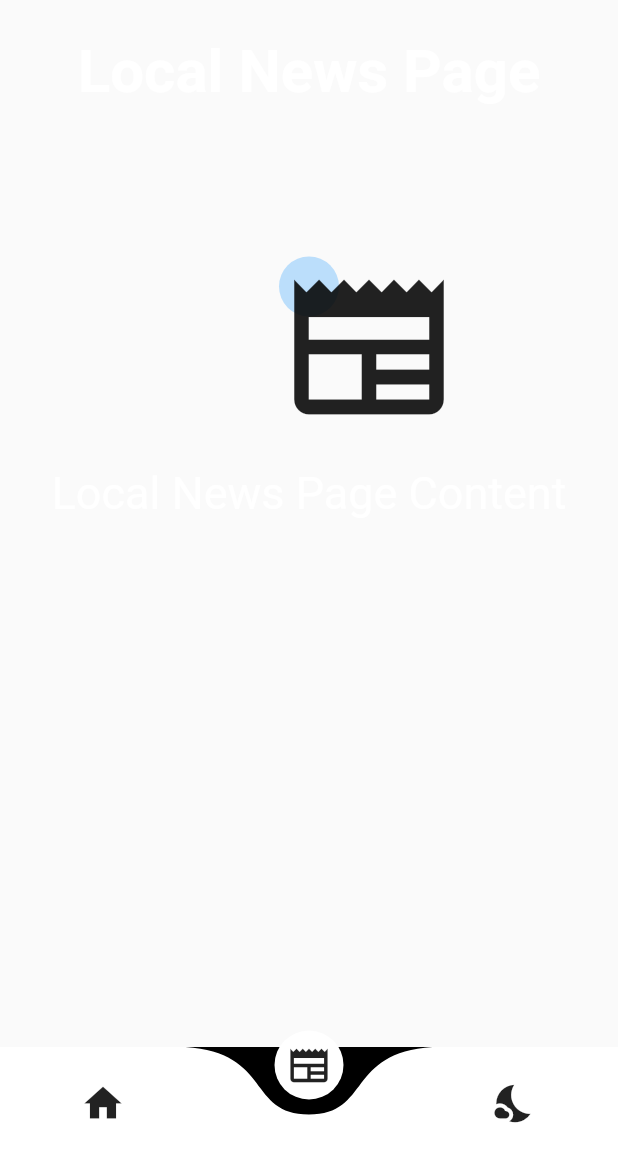
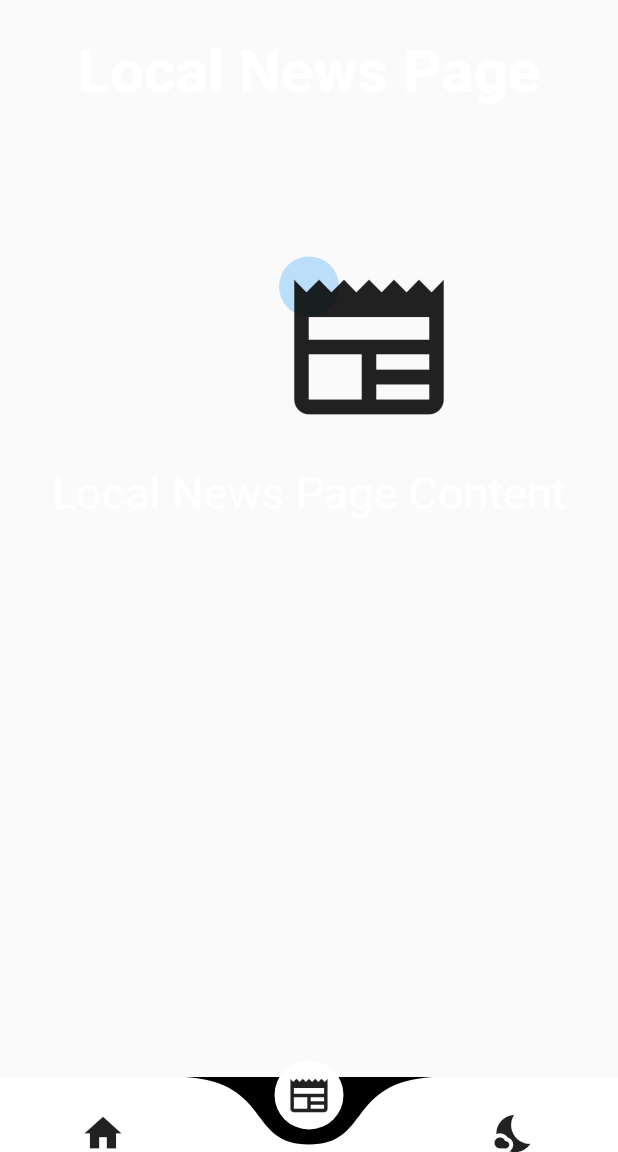
Before and after one commit to GROURP11/G11-NEWS, a Flutter app: the screen it shows after launch, on a phone screen of 412 x 824 dp, the part 84-1236 px from its top. Run offline on Flutter 3.47's test engine with Material 2 defaults, Android fonts, the phone set to English and light mode, and no system bars; drawn by our look-alikes of curved_navigation_bar; our stand-ins replace animated_splash_screen, cached_network_image, webview_flutter; missing offline and left inert: webview_flutter_android.

Commit message:
commit 6

```diff
--- a/lib/main.dart
+++ b/lib/main.dart
@@ -1,5 +1,6 @@
 import 'package:flutter/material.dart';
-import 'package:news1/views/home.dart';
+import '/views/home.dart';
+import 'package:animated_splash_screen/animated_splash_screen.dart';
 
 void main() {
   runApp(const MyApp());
@@ -12,11 +13,15 @@
   @override
   Widget build(BuildContext context) {
     return MaterialApp(
-      title: 'Flutter Demo',
-      theme: ThemeData(
-        primaryColor: Colors.white,
-      ),
-      home: Home(),
-    );
+        title: 'Flutter Demo',
+        theme: ThemeData(
+          primaryColor: Colors.white,
+        ),
+        home: AnimatedSplashScreen(
+            splash: Icons.newspaper_sharp,
+            duration: 3000,
+            splashTransition: SplashTransition.slideTransition,
+            backgroundColor: Colors.blueGrey,
+            nextScreen: Home()));
   }
 }
--- a/lib/views/home.dart
+++ b/lib/views/home.dart
@@ -53,7 +53,7 @@
               screen = selectedScreen;
             });
           },
-          height: 70,
+          height: 50,
           backgroundColor: Colors.black,
           animationDuration: const Duration(milliseconds: 300),
         ),
--- a/pubspec.yaml
+++ b/pubspec.yaml
@@ -34,6 +34,7 @@
   webview_flutter: ^2.1.0
   bottom_navigation_bar: ^1.0.0
   curved_navigation_bar: ^1.0.3
+  animated_splash_screen: ^1.2.0
 
 
   # The following adds the Cupertino Icons font to your application.
```
Also changed, not shown: lib/views/splash.dart (added, +45 -0 lines), pubspec.lock.
